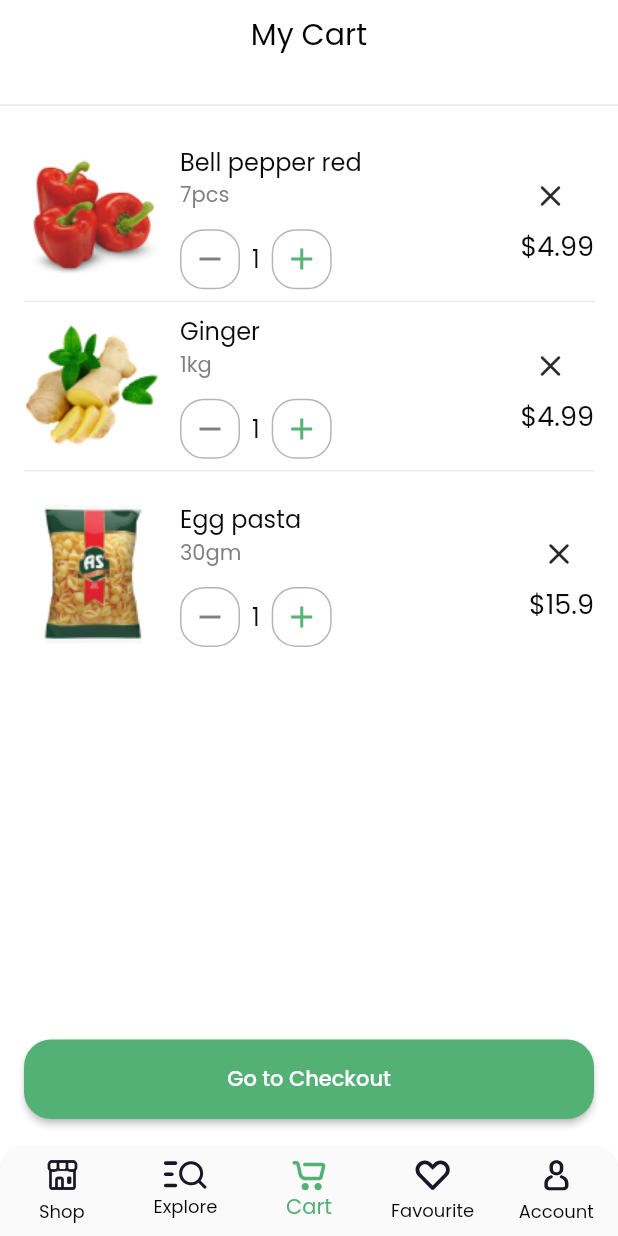
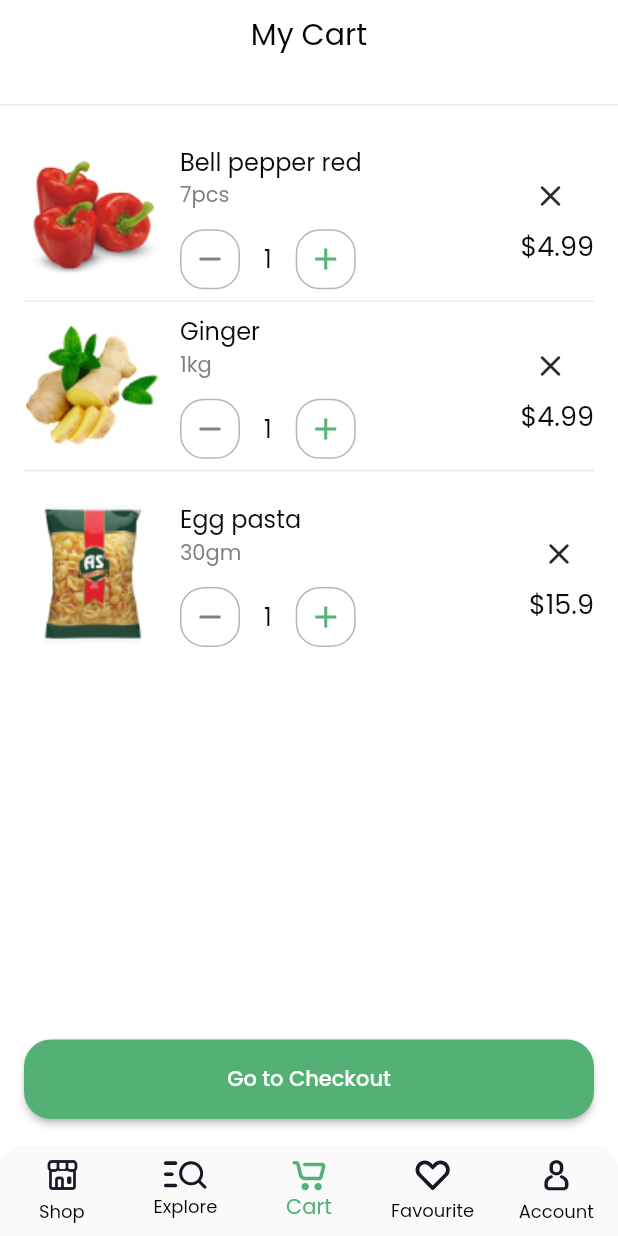
Before and after one commit to ibhavikmakwana/nectar, a Flutter app: the HomeScreen screen opened directly, item 3 of the bottom bar chosen, on a phone screen of 412 x 824 dp. Run offline on Flutter 3.47's test engine with Material 2 defaults, Android fonts, the phone set to English and light mode, and no system bars; our stand-ins replace flutter_svg, google_fonts.

Commit message:
:recycle: Adding increment and decrement cart counter

```diff
--- a/lib/home/cart/cart_screen.dart
+++ b/lib/home/cart/cart_screen.dart
@@ -197,15 +197,24 @@ class _IncreaseDecreaseCounterState extends State<IncreaseDecreaseCounter> {
             borderRadius: BorderRadius.all(Radius.circular(16)),
             border: Border.all(color: BaseColors.gray),
           ),
-          child: Padding(
-            padding: const EdgeInsets.all(7),
-            child: Icon(
-              Icons.remove,
-              color: BaseColors.darkGray,
+          child: InkWell(
+            borderRadius: BorderRadius.all(Radius.circular(16)),
+            onTap: () {
+              if (initialCount > 1)
+                setState(() {
+                  initialCount--;
+                });
+            },
+            child: Padding(
+              padding: const EdgeInsets.all(7),
+              child: Icon(
+                Icons.remove,
+                color: BaseColors.darkGray,
+              ),
             ),
           ),
         ),
-        const SizedBox(width: 8),
+        const SizedBox(width: 16),
         Text(
           '$initialCount',
           style: const TextStyle(
@@ -213,7 +222,7 @@ class _IncreaseDecreaseCounterState extends State<IncreaseDecreaseCounter> {
             fontSize: 16,
           ),
         ),
-        const SizedBox(width: 8),
+        const SizedBox(width: 16),
         Container(
           decoration: BoxDecoration(
             borderRadius: BorderRadius.all(Radius.circular(16)),
@@ -221,7 +230,11 @@ class _IncreaseDecreaseCounterState extends State<IncreaseDecreaseCounter> {
           ),
           child: InkWell(
             borderRadius: BorderRadius.all(Radius.circular(16)),
-            onTap: () {},
+            onTap: () {
+              setState(() {
+                initialCount++;
+              });
+            },
             child: Padding(
               padding: const EdgeInsets.all(7),
               child: Icon(
```
